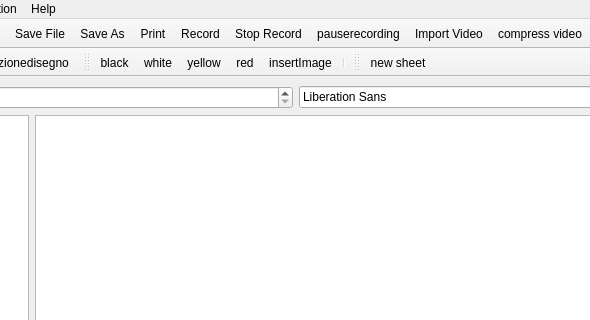
Before: the Qt Designer form src/mainwindow.ui in giacomogroppi/writernote-qt, drawn with Qt 5; both pictures show x 130 to 720 and y 0 to 320 of the 972 by 670 pixel window.
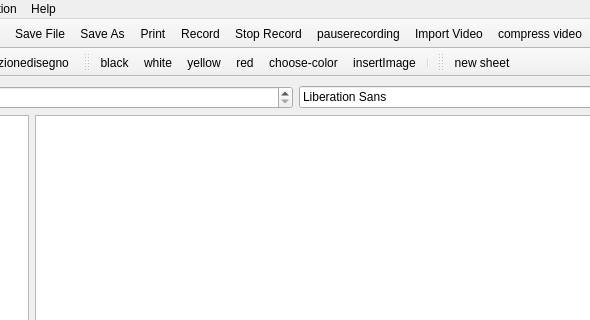
After: the same form once the commit is applied. Icons and pictures are not drawn.

The edit to the form file:
```diff
--- a/src/mainwindow.ui
+++ b/src/mainwindow.ui
@@ -342,6 +342,7 @@
    <addaction name="actionwhite"/>
    <addaction name="actionyellow"/>
    <addaction name="actionred"/>
+   <addaction name="actionchoose_color"/>
    <addaction name="actioninsertImage"/>
    <addaction name="separator"/>
   </widget>
@@ -712,6 +713,15 @@
     <string>Enable redo undo</string>
    </property>
   </action>
+  <action name="actionchoose_color">
+   <property name="icon">
+    <iconset resource="../writernote.qrc">
+     <normaloff>:/image/images/choose-color-icon.png</normaloff>:/image/images/choose-color-icon.png</iconset>
+   </property>
+   <property name="text">
+    <string>choose-color</string>
+   </property>
+  </action>
  </widget>
  <resources>
   <include location="../writernote.qrc"/>
```
Left out of the diff: 1 changed line with no effect on the pictures.
